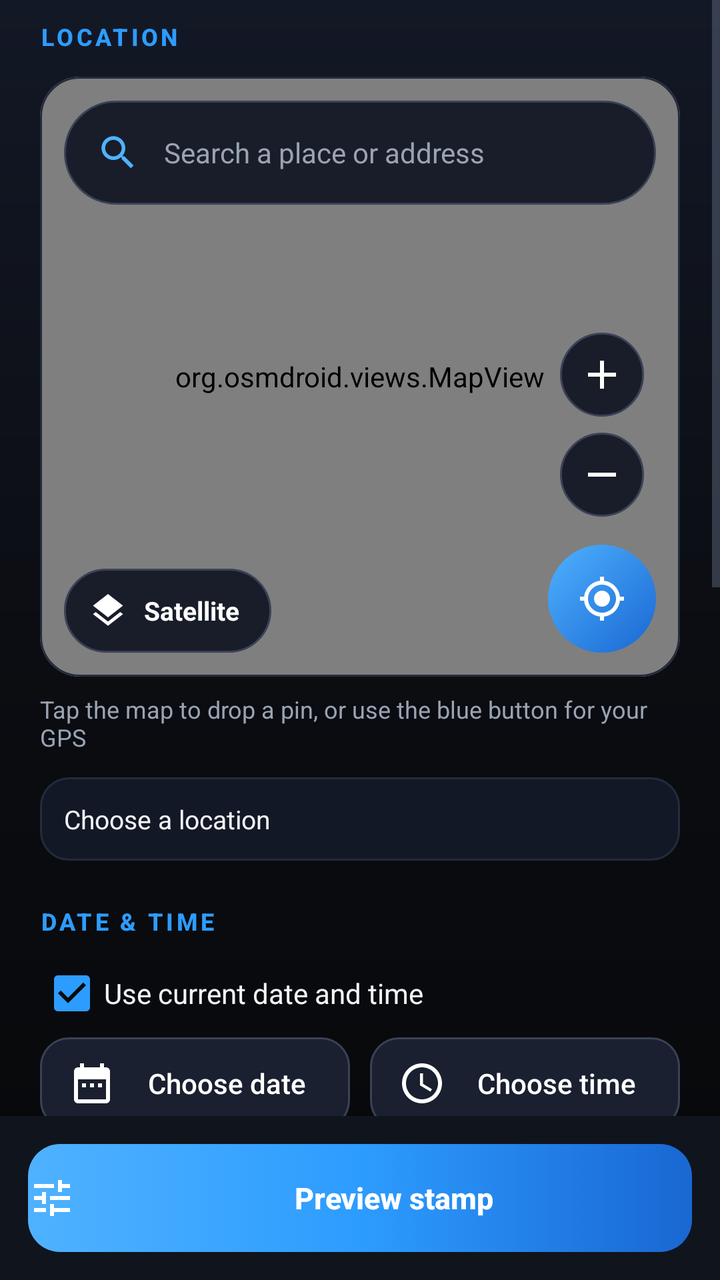
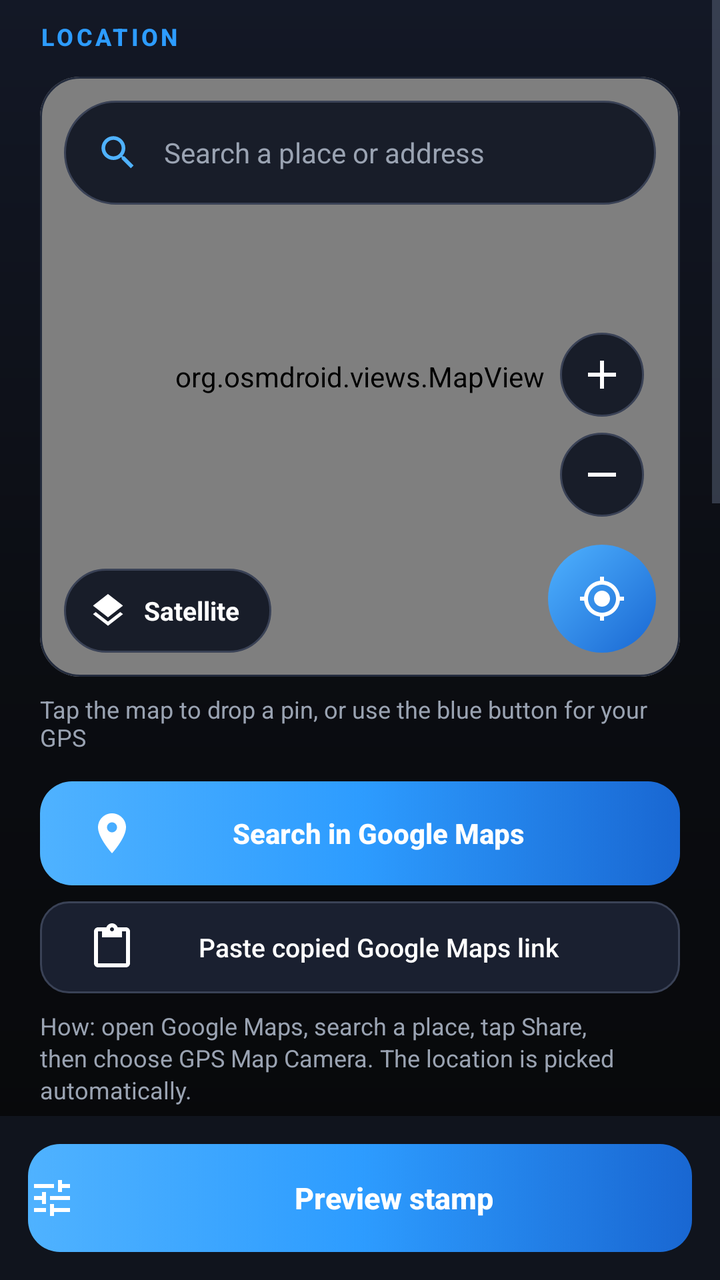

Two renders of the same Android screen: before a commit and after it. Below are the layout's source before the change and the commit's diff.
<!-- AndroidManifest.xml: application theme Theme.GpsMapCamera -->
<!-- res/layout/dialog_stamp_options.xml -->
<?xml version="1.0" encoding="utf-8"?>
<LinearLayout xmlns:android="http://schemas.android.com/apk/res/android"
    xmlns:app="http://schemas.android.com/apk/res-auto"
    android:layout_width="match_parent"
    android:layout_height="match_parent"
    android:orientation="vertical">

<ScrollView
    android:layout_width="match_parent"
    android:layout_height="0dp"
    android:layout_weight="1"
    android:fillViewport="true"
    android:overScrollMode="ifContentScrolls">

    <LinearLayout
        android:layout_width="match_parent"
        android:layout_height="wrap_content"
        android:orientation="vertical"
        android:paddingStart="20dp"
        android:paddingEnd="20dp"
        android:paddingTop="10dp"
        android:paddingBottom="14dp">

        
        <TextView style="@style/SectionLabel"
            android:layout_width="match_parent"
            android:layout_height="wrap_content"
            android:text="LOCATION" />

        
        <com.google.android.material.card.MaterialCardView
            android:layout_width="match_parent"
            android:layout_height="wrap_content"
            android:layout_marginTop="12dp"
            app:cardBackgroundColor="#10141D"
            app:cardCornerRadius="20dp"
            app:cardElevation="0dp"
            app:strokeWidth="1dp"
            app:strokeColor="@color/surface_stroke_soft">

            <FrameLayout
                android:layout_width="match_parent"
                android:layout_height="300dp">

                <org.osmdroid.views.MapView
                    android:id="@+id/locationMap"
                    android:layout_width="match_parent"
                    android:layout_height="match_parent" />

                
                <LinearLayout
                    android:id="@+id/searchPlaceButton"
                    android:layout_width="match_parent"
                    android:layout_height="52dp"
                    android:layout_gravity="top"
                    android:layout_margin="12dp"
                    android:background="@drawable/bg_map_pill"
                    android:clickable="true"
                    android:focusable="true"
                    android:gravity="center_vertical"
                    android:orientation="horizontal"
                    android:paddingStart="16dp"
                    android:paddingEnd="16dp">

                    <ImageView
                        android:layout_width="22dp"
                        android:layout_height="22dp"
                        android:importantForAccessibility="no"
                        android:src="@drawable/ic_action_search"
                        android:tint="@color/accent_blue_bright" />

                    <TextView
                        android:layout_width="0dp"
                        android:layout_height="wrap_content"
                        android:layout_weight="1"
                        android:layout_marginStart="12dp"
                        android:text="Search a place or address"
                        android:textColor="@color/text_muted"
                        android:textSize="14sp" />
                </LinearLayout>

                
                <LinearLayout
                    android:layout_width="wrap_content"
                    android:layout_height="wrap_content"
                    android:layout_gravity="bottom|end"
                    android:layout_margin="12dp"
                    android:gravity="center_horizontal"
                    android:orientation="vertical">

                    <ImageButton
                        android:id="@+id/mapZoomIn"
                        android:layout_width="42dp"
                        android:layout_height="42dp"
                        android:background="@drawable/bg_map_fab"
                        android:contentDescription="Zoom in"
                        android:padding="11dp"
                        android:src="@drawable/ic_action_add"
                        android:tint="#FFFFFF" />

                    <ImageButton
                        android:id="@+id/mapZoomOut"
                        android:layout_width="42dp"
                        android:layout_height="42dp"
                        android:layout_marginTop="8dp"
                        android:background="@drawable/bg_map_fab"
                        android:contentDescription="Zoom out"
                        android:padding="11dp"
                        android:src="@drawable/ic_action_remove"
                        android:tint="#FFFFFF" />

                    <ImageButton
                        android:id="@+id/useGpsButton"
                        android:layout_width="54dp"
                        android:layout_height="54dp"
                        android:layout_marginTop="14dp"
                        android:background="@drawable/bg_map_fab_primary"
                        android:contentDescription="Use my current GPS location"
                        android:padding="14dp"
                        android:src="@drawable/ic_action_gps"
                        android:tint="#FFFFFF" />
                </LinearLayout>

                
                <LinearLayout
                    android:id="@+id/mapLayerButton"
                    android:layout_width="wrap_content"
                    android:layout_height="42dp"
                    android:layout_gravity="bottom|start"
                    android:layout_margin="12dp"
                    android:background="@drawable/bg_map_pill"
                    android:clickable="true"
                    android:focusable="true"
                    android:gravity="center_vertical"
                    android:orientation="horizontal"
                    android:paddingStart="12dp"
                    android:paddingEnd="16dp">

                    <ImageView
                        android:layout_width="20dp"
                        android:layout_height="20dp"
                        android:importantForAccessibility="no"
                        android:src="@drawable/ic_action_layers"
                        android:tint="#FFFFFF" />

                    <TextView
                        android:id="@+id/mapLayerLabel"
                        android:layout_width="wrap_content"
                        android:layout_height="wrap_content"
                        android:layout_marginStart="8dp"
                        android:text="Satellite"
                        android:textColor="#FFFFFF"
                        android:textSize="13sp"
                        android:textStyle="bold" />
                </LinearLayout>
            </FrameLayout>
        </com.google.android.material.card.MaterialCardView>

        <TextView
            android:layout_width="match_parent"
            android:layout_height="wrap_content"
            android:layout_marginTop="8dp"
            android:text="Tap the map to drop a pin, or use the blue button for your GPS"
            android:textColor="@color/text_muted"
            android:textSize="12sp" />

        <TextView
            android:id="@+id/locationSummary"
            style="@style/InfoBox"
            android:layout_width="match_parent"
            android:layout_height="wrap_content"
            android:layout_marginTop="12dp"
            android:text="Choose a location" />

        
        <TextView style="@style/SectionLabel"
            android:layout_width="match_parent"
            android:layout_height="wrap_content"
            android:layout_marginTop="22dp"
            android:text="DATE &amp; TIME" />

        <CheckBox
            android:id="@+id/useCurrentTime"
            android:layout_width="match_parent"
            android:layout_height="wrap_content"
            android:layout_marginTop="6dp"
            android:minHeight="44dp"
            android:text="Use current date and time"
            android:textColor="@color/text_bright"
            android:textSize="14sp"
            android:checked="true" />

        <LinearLayout
            android:layout_width="match_parent"
            android:layout_height="wrap_content"
            android:orientation="horizontal">

            <androidx.appcompat.widget.AppCompatButton
                android:id="@+id/pickDateButton"
                android:layout_width="0dp"
                android:layout_weight="1"
                android:layout_height="46dp"
                android:background="@drawable/bg_chip_button"
                android:drawableStart="@drawable/ic_action_calendar"
                android:drawablePadding="8dp"
                android:paddingStart="14dp"
                android:paddingEnd="14dp"
                android:text="Choose date"
                android:textColor="@color/btn_text_light"
                android:textSize="14sp"
                android:textAllCaps="false"
                android:stateListAnimator="@null" />

            <Space
                android:layout_width="10dp"
                android:layout_height="1dp" />

            <androidx.appcompat.widget.AppCompatButton
                android:id="@+id/pickTimeButton"
                android:layout_width="0dp"
                android:layout_weight="1"
                android:layout_height="46dp"
                android:background="@drawable/bg_chip_button"
                android:drawableStart="@drawable/ic_action_clock"
                android:drawablePadding="8dp"
                android:paddingStart="14dp"
                android:paddingEnd="14dp"
                android:text="Choose time"
                android:textColor="@color/btn_text_light"
                android:textSize="14sp"
                android:textAllCaps="false"
                android:stateListAnimator="@null" />
        </LinearLayout>

        <TextView
            android:id="@+id/dateTimeSummary"
            style="@style/InfoBox"
            android:layout_width="match_parent"
            android:layout_height="wrap_content"
            android:layout_marginTop="10dp" />

        
        <TextView style="@style/SectionLabel"
            android:layout_width="match_parent"
            android:layout_height="wrap_content"
            android:layout_marginTop="22dp"
            android:text="STAMP APPEARANCE" />

        <TextView style="@style/FieldLabel"
            android:layout_width="match_parent"
            android:layout_height="wrap_content"
            android:layout_marginTop="12dp"
            android:text="Font size" />

        <SeekBar
            android:id="@+id/stampFontSize"
            android:layout_width="match_parent"
            android:layout_height="wrap_content"
            android:layout_marginTop="4dp"
            android:max="22"
            android:progress="8" />

        <TextView
            android:id="@+id/fontSizeValue"
            android:layout_width="match_parent"
            android:layout_height="wrap_content"
            android:text="22 sp"
            android:textColor="@color/text_muted"
            android:textSize="12sp" />

        <TextView style="@style/FieldLabel"
            android:layout_width="match_parent"
            android:layout_height="wrap_content"
            android:layout_marginTop="10dp"
            android:text="Map box size" />

        <SeekBar
            android:id="@+id/stampMapSize"
            android:layout_width="match_parent"
            android:layout_height="wrap_content"
            android:layout_marginTop="4dp"
            android:max="110"
            android:progress="55" />

        <TextView
            android:id="@+id/mapSizeValue"
            android:layout_width="match_parent"
            android:layout_height="wrap_content"
            android:text="145 dp"
            android:textColor="@color/text_muted"
            android:textSize="12sp" />

        <TextView style="@style/FieldLabel"
            android:layout_width="match_parent"
            android:layout_height="wrap_content"
            android:layout_marginTop="12dp"
            android:text="Font color" />

        <Spinner
            android:id="@+id/stampFontColor"
            android:layout_width="match_parent"
            android:layout_height="48dp"
            android:layout_marginTop="4dp" />

        
        <TextView style="@style/SectionLabel"
            android:layout_width="match_parent"
            android:layout_height="wrap_content"
            android:layout_marginTop="22dp"
            android:text="SHOW ON STAMP" />

        <CheckBox
            android:id="@+id/showAddressLine"
            android:layout_width="match_parent"
            android:layout_height="wrap_content"
            android:layout_marginTop="6dp"
            android:minHeight="44dp"
            android:text="Show address / area"
            android:textColor="@color/text_bright"
            android:textSize="14sp"
            android:checked="true" />

        <CheckBox
            android:id="@+id/showCoordinates"
            android:layout_width="match_parent"
            android:layout_height="wrap_content"
            android:minHeight="44dp"
            android:text="Show latitude and longitude"
            android:textColor="@color/text_bright"
            android:textSize="14sp"
            android:checked="true" />

        <CheckBox
            android:id="@+id/showDateTime"
            android:layout_width="match_parent"
            android:layout_height="wrap_content"
            android:minHeight="44dp"
            android:text="Show date and time"
            android:textColor="@color/text_bright"
            android:textSize="14sp"
            android:checked="true" />

    </LinearLayout>
</ScrollView>

    <LinearLayout
        android:layout_width="match_parent"
        android:layout_height="wrap_content"
        android:background="#10141D"
        android:padding="14dp">

        <androidx.appcompat.widget.AppCompatButton
            android:id="@+id/applyOptionsButton"
            android:layout_width="match_parent"
            android:layout_height="54dp"
                        android:background="@drawable/bg_button_primary"
            android:drawableStart="@drawable/ic_action_tune"
            android:drawablePadding="10dp"
            android:gravity="center"
            android:text="Preview stamp"
            android:textColor="@color/btn_text_light"
            android:textSize="15sp"
            android:textStyle="bold"
            android:textAllCaps="false"
            android:stateListAnimator="@null" />
    </LinearLayout>
</LinearLayout>
<!-- resources referenced by this layout -->
<resources>
  <color name="accent_blue_bright">#4FB2FF</color>
  <color name="surface_stroke_soft">#232B3D</color>
  <color name="text_bright">#F2F4F8</color>
  <color name="text_muted">#9AA3B2</color>
  <!-- drawable ic_action_add (drawable) -->
  <vector xmlns:android="http://schemas.android.com/apk/res/android"
      android:width="24dp" android:height="24dp" android:viewportWidth="24" android:viewportHeight="24">
      <path android:fillColor="#FFFFFFFF" android:pathData="M19,13h-6v6h-2v-6H5v-2h6V5h2v6h6v2z" />
  </vector>
  <!-- drawable ic_action_remove (drawable) -->
  <vector xmlns:android="http://schemas.android.com/apk/res/android"
      android:width="24dp" android:height="24dp" android:viewportWidth="24" android:viewportHeight="24">
      <path android:fillColor="#FFFFFFFF" android:pathData="M19,13H5v-2h14v2z" />
  </vector>
  <style name="FieldLabel">
          <item name="android:textColor">@color/text_muted</item>
          <item name="android:textSize">13sp</item>
      </style>
  <style name="InfoBox">
          <item name="android:background">@drawable/bg_info_box</item>
          <item name="android:padding">12dp</item>
          <item name="android:textColor">@color/text_bright</item>
          <item name="android:textSize">13sp</item>
          <item name="android:lineSpacingExtra">3dp</item>
      </style>
  <style name="SectionLabel">
          <item name="android:textColor">@color/accent_blue</item>
          <item name="android:textSize">12sp</item>
          <item name="android:textStyle">bold</item>
          <item name="android:letterSpacing">0.12</item>
          <item name="android:fontFamily">sans-serif-medium</item>
      </style>
  <color name="btn_disabled_fill">#232833</color>
  <!-- drawable bg_info_box (drawable) -->
  <?xml version="1.0" encoding="utf-8"?>
  <shape xmlns:android="http://schemas.android.com/apk/res/android">
      <corners android:radius="14dp" />
      <solid android:color="#131826" />
      <stroke
          android:width="1dp"
          android:color="@color/surface_stroke_soft" />
  </shape>
  <color name="accent_blue">#2D9CFF</color>
  <color name="accent_blue_deep">#1967D2</color>
  <color name="accent_amber">#FFB300</color>
  <color name="accent_amber_deep">#FF8F00</color>
  <color name="on_amber">#1A1200</color>
  <color name="bg_deep">#0B0D12</color>
  <color name="surface_dark">#171B24</color>
  <!-- drawable bg_main_gradient (drawable) -->
  <?xml version="1.0" encoding="utf-8"?>
  <shape xmlns:android="http://schemas.android.com/apk/res/android">
      <gradient
          android:angle="270"
          android:startColor="#131826"
          android:centerColor="#0B0D12"
          android:endColor="#070809" />
  </shape>
  <!-- unchanged entries left out for length: 14 -->
</resources>

<!-- the commit's change to res/layout/dialog_stamp_options.xml (unified diff, before → after) -->
@@ -161,6 +161,51 @@
             android:layout_height="wrap_content"
             android:layout_marginTop="8dp"
             android:text="Tap the map to drop a pin, or use the blue button for your GPS"
+            android:textColor="@color/text_muted"
+            android:textSize="12sp" />
+
+        
+        <androidx.appcompat.widget.AppCompatButton
+            android:id="@+id/openGoogleMapsButton"
+            android:layout_width="match_parent"
+            android:layout_height="52dp"
+            android:layout_marginTop="14dp"
+            android:background="@drawable/bg_button_primary"
+            android:drawableStart="@drawable/ic_action_maps"
+            android:drawablePadding="10dp"
+            android:gravity="center"
+            android:paddingStart="24dp"
+            android:paddingEnd="40dp"
+            android:text="Search in Google Maps"
+            android:textColor="@color/btn_text_light"
+            android:textSize="14sp"
+            android:textStyle="bold"
+            android:textAllCaps="false"
+            android:stateListAnimator="@null" />
+
+        <androidx.appcompat.widget.AppCompatButton
+            android:id="@+id/pasteLinkButton"
+            android:layout_width="match_parent"
+            android:layout_height="46dp"
+            android:layout_marginTop="8dp"
+            android:background="@drawable/bg_chip_button"
+            android:drawableStart="@drawable/ic_action_paste"
+            android:drawablePadding="10dp"
+            android:gravity="center"
+            android:paddingStart="24dp"
+            android:paddingEnd="40dp"
+            android:text="Paste copied Google Maps link"
+            android:textColor="@color/btn_text_light"
+            android:textSize="13sp"
+            android:textAllCaps="false"
+            android:stateListAnimator="@null" />
+
+        <TextView
+            android:layout_width="match_parent"
+            android:layout_height="wrap_content"
+            android:layout_marginTop="8dp"
+            android:lineSpacingExtra="2dp"
+            android:text="How: open Google Maps, search a place, tap Share, then choose GPS Map Camera. The location is picked automatically."
             android:textColor="@color/text_muted"
             android:textSize="12sp" />
 
@@ -258,13 +303,13 @@
             android:layout_height="wrap_content"
             android:layout_marginTop="4dp"
             android:max="22"
-            android:progress="8" />
+            android:progress="0" />
 
         <TextView
             android:id="@+id/fontSizeValue"
             android:layout_width="match_parent"
             android:layout_height="wrap_content"
-            android:text="22 sp"
+            android:text="14 sp"
             android:textColor="@color/text_muted"
             android:textSize="12sp" />
 
@@ -280,13 +325,13 @@
             android:layout_height="wrap_content"
             android:layout_marginTop="4dp"
             android:max="110"
-            android:progress="55" />
+            android:progress="4" />
 
         <TextView
             android:id="@+id/mapSizeValue"
             android:layout_width="match_parent"
             android:layout_height="wrap_content"
-            android:text="145 dp"
+            android:text="94 dp"
             android:textColor="@color/text_muted"
             android:textSize="12sp" />
 
<!-- resource entries referenced after the edit -->
@@ -8,6 +8,18 @@
   <vector xmlns:android="http://schemas.android.com/apk/res/android"
       android:width="24dp" android:height="24dp" android:viewportWidth="24" android:viewportHeight="24">
       <path android:fillColor="#FFFFFFFF" android:pathData="M19,13h-6v6h-2v-6H5v-2h6V5h2v6h6v2z" />
+  </vector>
+  <!-- drawable ic_action_maps (drawable) -->
+  <vector xmlns:android="http://schemas.android.com/apk/res/android"
+      android:width="24dp" android:height="24dp" android:viewportWidth="24" android:viewportHeight="24">
+      <path android:fillColor="#FFFFFFFF"
+          android:pathData="M12,2C8.13,2 5,5.13 5,9c0,5.25 7,13 7,13s7,-7.75 7,-13c0,-3.87 -3.13,-7 -7,-7zM12,11.5c-1.38,0 -2.5,-1.12 -2.5,-2.5s1.12,-2.5 2.5,-2.5 2.5,1.12 2.5,2.5 -1.12,2.5 -2.5,2.5z" />
+  </vector>
+  <!-- drawable ic_action_paste (drawable) -->
+  <vector xmlns:android="http://schemas.android.com/apk/res/android"
+      android:width="24dp" android:height="24dp" android:viewportWidth="24" android:viewportHeight="24">
+      <path android:fillColor="#FFFFFFFF"
+          android:pathData="M19,2h-4.18C14.4,0.84 13.3,0 12,0c-1.3,0 -2.4,0.84 -2.82,2H5c-1.1,0 -2,0.9 -2,2v16c0,1.1 0.9,2 2,2h14c1.1,0 2,-0.9 2,-2V4c0,-1.1 -0.9,-2 -2,-2zM12,2c0.55,0 1,0.45 1,1s-0.45,1 -1,1 -1,-0.45 -1,-1 0.45,-1 1,-1zM19,20H5V4h2v3h10V4h2v16z" />
   </vector>
   <!-- drawable ic_action_remove (drawable) -->
   <vector xmlns:android="http://schemas.android.com/apk/res/android"
